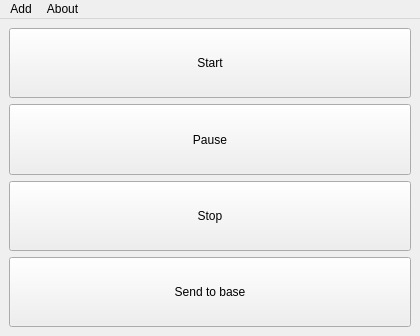
eerielili/aneatocli, file botvac.ui: the form before one commit.
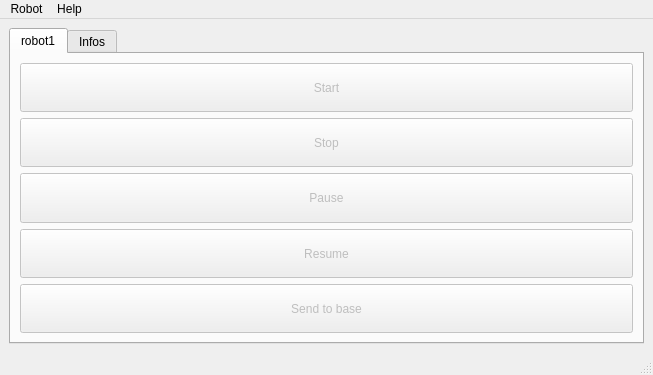
The form after the commit. Icons and pictures are not drawn.

Commit message: Grand update. Basic functionnality as well as displaying of robot info is present.

```diff
--- a/botvac.ui
+++ b/botvac.ui
@@ -6,8 +6,8 @@
    <rect>
     <x>0</x>
     <y>0</y>
-    <width>420</width>
-    <height>336</height>
+    <width>653</width>
+    <height>375</height>
    </rect>
   </property>
   <property name="windowTitle">
@@ -16,55 +16,208 @@
   <widget class="QWidget" name="centralwidget">
    <layout class="QVBoxLayout" name="verticalLayout">
     <item>
-     <widget class="QPushButton" name="pushButton">
-      <property name="sizePolicy">
-       <sizepolicy hsizetype="Minimum" vsizetype="Expanding">
-        <horstretch>0</horstretch>
-        <verstretch>0</verstretch>
-       </sizepolicy>
+     <widget class="QTabWidget" name="tabWidget">
+      <property name="currentIndex">
+       <number>0</number>
       </property>
-      <property name="text">
-       <string>Start</string>
+      <property name="iconSize">
+       <size>
+        <width>24</width>
+        <height>20</height>
+       </size>
       </property>
-     </widget>
-    </item>
-    <item>
-     <widget class="QPushButton" name="pushButton_4">
-      <property name="sizePolicy">
-       <sizepolicy hsizetype="Minimum" vsizetype="Expanding">
-        <horstretch>0</horstretch>
-        <verstretch>0</verstretch>
-       </sizepolicy>
-      </property>
-      <property name="text">
-       <string>Pause</string>
-      </property>
-     </widget>
-    </item>
-    <item>
-     <widget class="QPushButton" name="pushButton_2">
-      <property name="sizePolicy">
-       <sizepolicy hsizetype="Minimum" vsizetype="Expanding">
-        <horstretch>0</horstretch>
-        <verstretch>0</verstretch>
-       </sizepolicy>
-      </property>
-      <property name="text">
-       <string>Stop</string>
-      </property>
-     </widget>
-    </item>
-    <item>
-     <widget class="QPushButton" name="pushButton_3">
-      <property name="sizePolicy">
-       <sizepolicy hsizetype="Minimum" vsizetype="Expanding">
-        <horstretch>0</horstretch>
-        <verstretch>0</verstretch>
-       </sizepolicy>
-      </property>
-      <property name="text">
-       <string>Send to base</string>
-      </property>
+      <widget class="QWidget" name="tab">
+       <attribute name="icon">
+        <iconset resource="rsc.qrc">
+         <normaloff>:/robot</normaloff>:/robot</iconset>
+       </attribute>
+       <attribute name="title">
+        <string>robot1</string>
+       </attribute>
+       <layout class="QVBoxLayout" name="verticalLayout_2">
+        <item>
+         <widget class="QPushButton" name="startButton">
+          <property name="enabled">
+           <bool>false</bool>
+          </property>
+          <property name="sizePolicy">
+           <sizepolicy hsizetype="Minimum" vsizetype="Expanding">
+            <horstretch>0</horstretch>
+            <verstretch>0</verstretch>
+           </sizepolicy>
+          </property>
+          <property name="cursor">
+           <cursorShape>PointingHandCursor</cursorShape>
+          </property>
+          <property name="text">
+           <string>Start</string>
+          </property>
+          <property name="icon">
+           <iconset resource="rsc.qrc">
+            <normaloff>:/start</normaloff>:/start</iconset>
+          </property>
+          <property name="iconSize">
+           <size>
+            <width>20</width>
+            <height>20</height>
+           </size>
+          </property>
+         </widget>
+        </item>
+        <item>
+         <widget class="QPushButton" name="stopButton">
+          <property name="enabled">
+           <bool>false</bool>
+          </property>
+          <property name="sizePolicy">
+           <sizepolicy hsizetype="Minimum" vsizetype="Expanding">
+            <horstretch>0</horstretch>
+            <verstretch>0</verstretch>
+           </sizepolicy>
+          </property>
+          <property name="cursor">
+           <cursorShape>PointingHandCursor</cursorShape>
+          </property>
+          <property name="text">
+           <string>Stop</string>
+          </property>
+          <property name="icon">
+           <iconset resource="rsc.qrc">
+            <normaloff>:/stop</normaloff>:/stop</iconset>
+          </property>
+          <property name="iconSize">
+           <size>
+            <width>20</width>
+            <height>20</height>
+           </size>
+          </property>
+         </widget>
+        </item>
+        <item>
+         <widget class="QPushButton" name="pauseButton">
+          <property name="enabled">
+           <bool>false</bool>
+          </property>
+          <property name="sizePolicy">
+           <sizepolicy hsizetype="Minimum" vsizetype="Expanding">
+            <horstretch>0</horstretch>
+            <verstretch>0</verstretch>
+           </sizepolicy>
+          </property>
+          <property name="cursor">
+           <cursorShape>PointingHandCursor</cursorShape>
+          </property>
+          <property name="text">
+           <string>Pause</string>
+          </property>
+          <property name="icon">
+           <iconset resource="rsc.qrc">
+            <normaloff>:/pause</normaloff>:/pause</iconset>
+          </property>
+          <property name="iconSize">
+           <size>
+            <width>20</width>
+            <height>20</height>
+           </size>
+          </property>
+         </widget>
+        </item>
+        <item>
+         <widget class="QPushButton" name="resumeButton">
+          <property name="enabled">
+           <bool>false</bool>
+          </property>
+          <property name="sizePolicy">
+           <sizepolicy hsizetype="Minimum" vsizetype="Expanding">
+            <horstretch>0</horstretch>
+            <verstretch>0</verstretch>
+           </sizepolicy>
+          </property>
+          <property name="cursor">
+           <cursorShape>PointingHandCursor</cursorShape>
+          </property>
+          <property name="text">
+           <string>Resume</string>
+          </property>
+          <property name="icon">
+           <iconset resource="rsc.qrc">
+            <normaloff>:/resume</normaloff>:/resume</iconset>
+          </property>
+          <property name="iconSize">
+           <size>
+            <width>20</width>
+            <height>20</height>
+           </size>
+          </property>
+         </widget>
+        </item>
+        <item>
+         <widget class="QPushButton" name="send2baseButton">
+          <property name="enabled">
+           <bool>false</bool>
+          </property>
+          <property name="sizePolicy">
+           <sizepolicy hsizetype="Minimum" vsizetype="Expanding">
+            <horstretch>0</horstretch>
+            <verstretch>0</verstretch>
+           </sizepolicy>
+          </property>
+          <property name="cursor">
+           <cursorShape>PointingHandCursor</cursorShape>
+          </property>
+          <property name="text">
+           <string>Send to base</string>
+          </property>
+          <property name="icon">
+           <iconset resource="rsc.qrc">
+            <normaloff>:/base</normaloff>:/base</iconset>
+          </property>
+          <property name="iconSize">
+           <size>
+            <width>20</width>
+            <height>20</height>
+           </size>
+          </property>
+         </widget>
+        </item>
+       </layout>
+      </widget>
+      <widget class="QWidget" name="tab_2">
+       <attribute name="icon">
+        <iconset resource="rsc.qrc">
+         <normaloff>:/cloudquest</normaloff>:/cloudquest</iconset>
+       </attribute>
+       <attribute name="title">
+        <string>Infos</string>
+       </attribute>
+       <layout class="QVBoxLayout" name="verticalLayout_3">
+        <item>
+         <widget class="QPushButton" name="refreshInfosButton">
+          <property name="enabled">
+           <bool>false</bool>
+          </property>
+          <property name="text">
+           <string>Refresh</string>
+          </property>
+          <property name="icon">
+           <iconset resource="rsc.qrc">
+            <normaloff>:/refresh</normaloff>:/refresh</iconset>
+          </property>
+         </widget>
+        </item>
+        <item>
+         <widget class="QPlainTextEdit" name="infoTextEdit">
+          <property name="styleSheet">
+           <string notr="true">border:2px inset grey;
+color:rgb(204, 136, 18)</string>
+          </property>
+          <property name="readOnly">
+           <bool>true</bool>
+          </property>
+         </widget>
+        </item>
+       </layout>
+      </widget>
      </widget>
     </item>
    </layout>
@@ -74,26 +227,29 @@
     <rect>
      <x>0</x>
      <y>0</y>
-     <width>420</width>
-     <height>22</height>
+     <width>653</width>
+     <height>26</height>
     </rect>
    </property>
-   <widget class="QMenu" name="menuAdd">
-    <property name="title">
-     <string>Add</string>
-    </property>
-    <addaction name="actionNeato_Account"/>
-   </widget>
    <widget class="QMenu" name="menuAbout">
     <property name="title">
-     <string>About</string>
+     <string>Robot</string>
     </property>
     <addaction name="actionMy_robot"/>
     <addaction name="actionThis_software"/>
    </widget>
-   <addaction name="menuAdd"/>
+   <widget class="QMenu" name="menuHelp">
+    <property name="title">
+     <string>Help</string>
+    </property>
+    <addaction name="actionWhat_it_this"/>
+    <addaction name="actionAbout_Neato_Control"/>
+    <addaction name="actionReport_a_bug"/>
+   </widget>
    <addaction name="menuAbout"/>
+   <addaction name="menuHelp"/>
   </widget>
+  <widget class="QStatusBar" name="statusBar"/>
   <action name="actionNeato_Account">
    <property name="text">
     <string>Neato Account</string>
```
Left out of the diff: 123 changed lines with no effect on the pictures. The commit also changes 7 other files.
